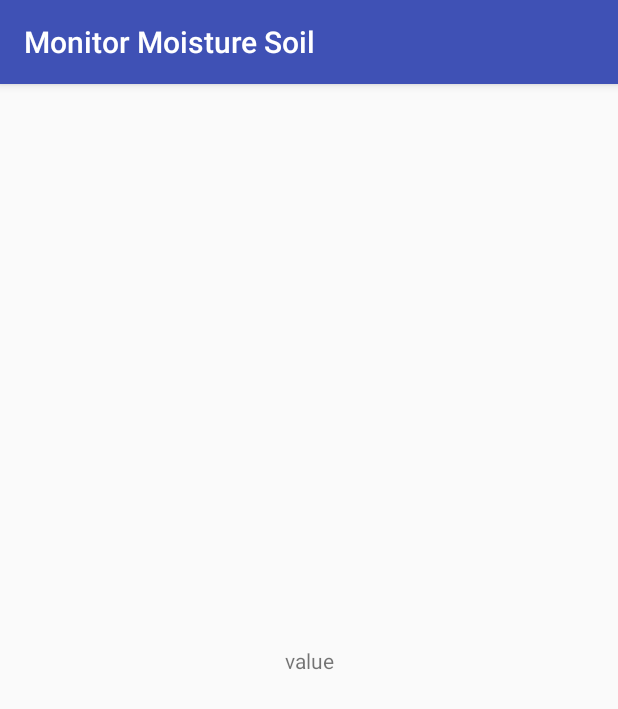
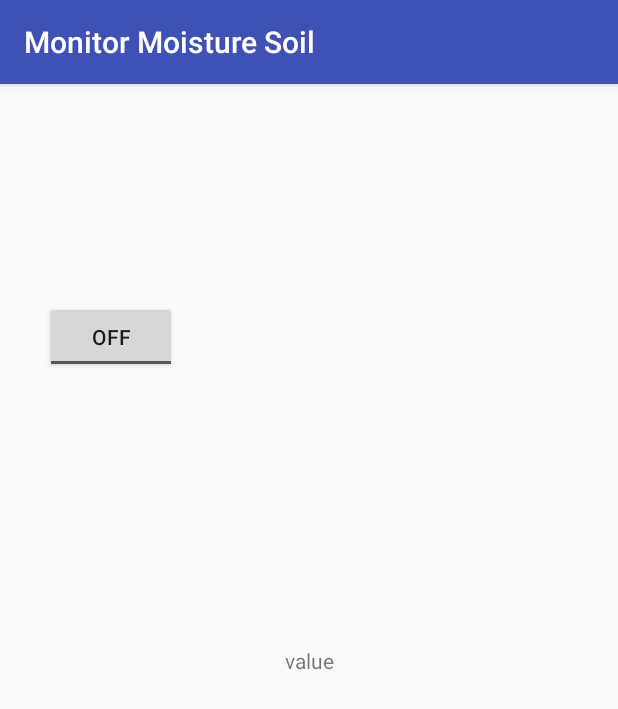
Before and after one commit to vilmarbfilho/Android-Monitor-Moisture-Soil, an Android app: the screen it shows after launch (MainActivity), on a phone screen of 412 x 824 dp. Shown: the top 709 px of the screen. Run offline under Robolectric (Android 15) with nearby library versions, the phone set to English and light mode, and no system bars.

Commit message:
Remove code

```diff
--- a/app/src/main/java/com/example/vilmar/monitormoisturesoil/MainActivity.kt
+++ b/app/src/main/java/com/example/vilmar/monitormoisturesoil/MainActivity.kt
@@ -1,29 +1,15 @@
 package com.example.vilmar.monitormoisturesoil
 
-import android.app.PendingIntent
-import android.content.BroadcastReceiver
-import android.content.Context
-import android.content.Intent
-import android.hardware.usb.UsbDevice
-import android.hardware.usb.UsbManager
 import android.support.v7.app.AppCompatActivity
 import android.os.Bundle
 import android.widget.TextView
+import android.widget.Button
+
 
 class MainActivity : AppCompatActivity() {
 
-    private val ACTION_USB_PERMISSION = "com.android.example.USB_PERMISSION"
-
     private lateinit var mValue: TextView
-    private lateinit var mUsbManager: UsbManager
-
-    private val mBroadcastReceiver = object : BroadcastReceiver() {
-        override fun onReceive(context: Context, intent: Intent) {
-            if (intent.action == ACTION_USB_PERMISSION) {
-
-            }
-        }
-    }
+    private lateinit var mButton: Button
 
 
     override fun onCreate(savedInstanceState: Bundle?) {
@@ -36,32 +22,10 @@ class MainActivity : AppCompatActivity() {
 
     private fun init() {
         mValue = findViewById(R.id.tv_value_moisture)
-        mUsbManager = getSystemService(Context.USB_SERVICE) as UsbManager
+        mButton = findViewById(R.id.toggleButton)
+    }
 
-        val usbDevices: HashMap<String, UsbDevice> = mUsbManager.deviceList
-
-        if (!usbDevices.isEmpty()) {
-            var keep = true
-
-            for (entry in usbDevices.entries) {
-                var device: UsbDevice = entry.value
-                var deviceVID: Int = device.vendorId
-
-                if (deviceVID == 0x2341) { //Arduino Vendor ID
-                    var pi = PendingIntent.getBroadcast(this, 0,
-                            Intent(ACTION_USB_PERMISSION), 0)
-
-                    mUsbManager.requestPermission(device, pi)
-
-                    keep = false
-
-                }
-
-                if (!keep) {
-                    break
-                }
-            }
-        }
-
+    private fun tvAppend(tv: TextView, text: CharSequence) {
+        runOnUiThread { tv.append(text) }
     }
 }
--- a/app/src/main/res/layout/activity_main.xml
+++ b/app/src/main/res/layout/activity_main.xml
@@ -16,4 +16,18 @@
         app:layout_constraintRight_toRightOf="parent"
         app:layout_constraintTop_toTopOf="parent" />
 
+    <ToggleButton
+        android:id="@+id/toggleButton"
+        android:layout_width="wrap_content"
+        android:layout_height="wrap_content"
+        android:layout_marginBottom="447dp"
+        android:layout_marginEnd="280dp"
+        android:layout_marginStart="16dp"
+        android:layout_marginTop="16dp"
+        android:text="ToggleButton"
+        app:layout_constraintBottom_toBottomOf="parent"
+        app:layout_constraintEnd_toEndOf="parent"
+        app:layout_constraintStart_toStartOf="parent"
+        app:layout_constraintTop_toTopOf="parent" />
+
 </android.support.constraint.ConstraintLayout>
```
